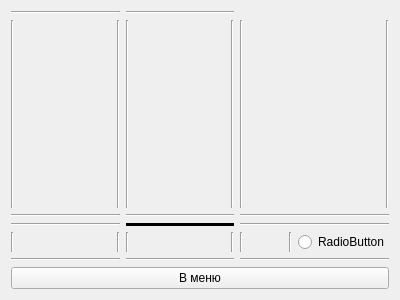
This is editdevicesinbuldingwindow.ui in bondarev-al/PPCofCLinB as Qt 5 draws it before an edit. The edited form follows.
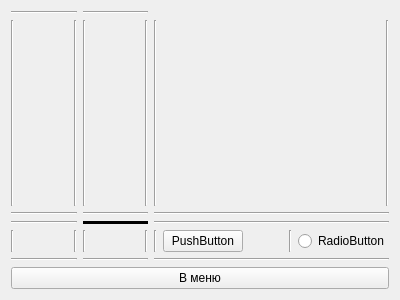
This is the edited form.

```diff
--- a/editdevicesinbuldingwindow.ui
+++ b/editdevicesinbuldingwindow.ui
@@ -297,6 +297,13 @@
            </property>
           </widget>
          </item>
+         <item>
+          <widget class="QPushButton" name="pushButton">
+           <property name="text">
+            <string>PushButton</string>
+           </property>
+          </widget>
+         </item>
          <item>
           <spacer name="horizontalSpacer_6">
            <property name="orientation">
```
